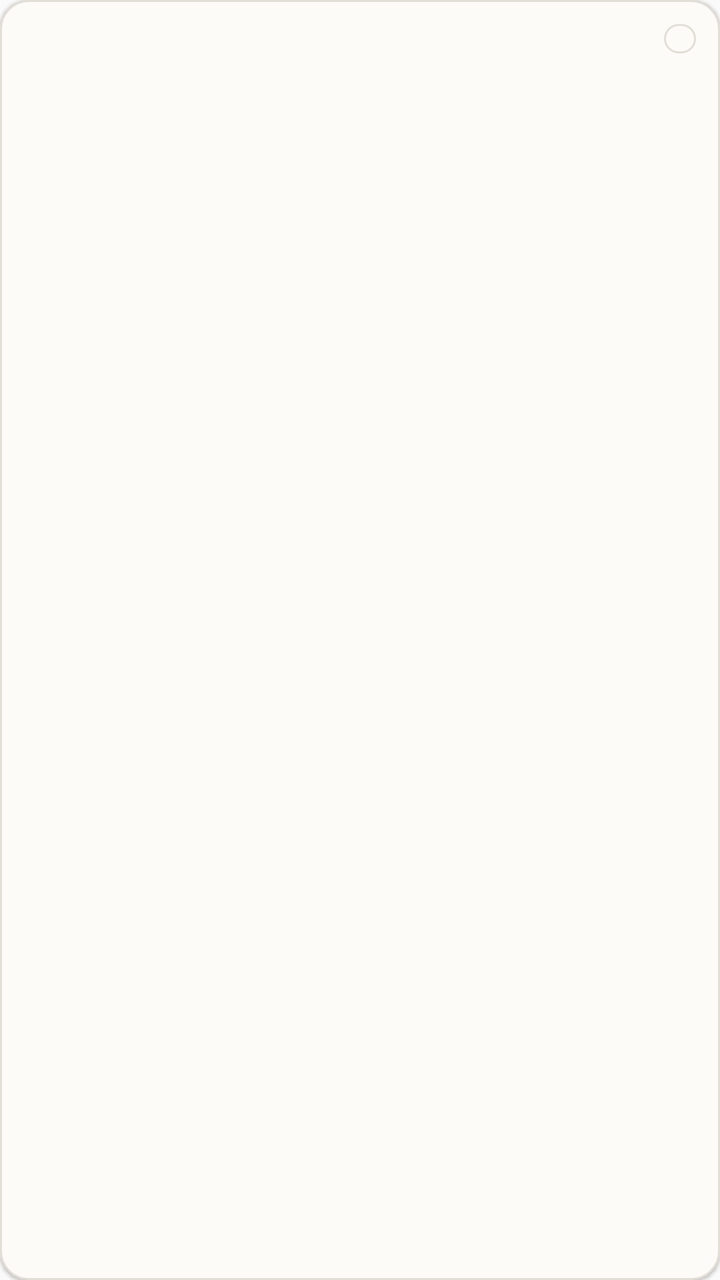
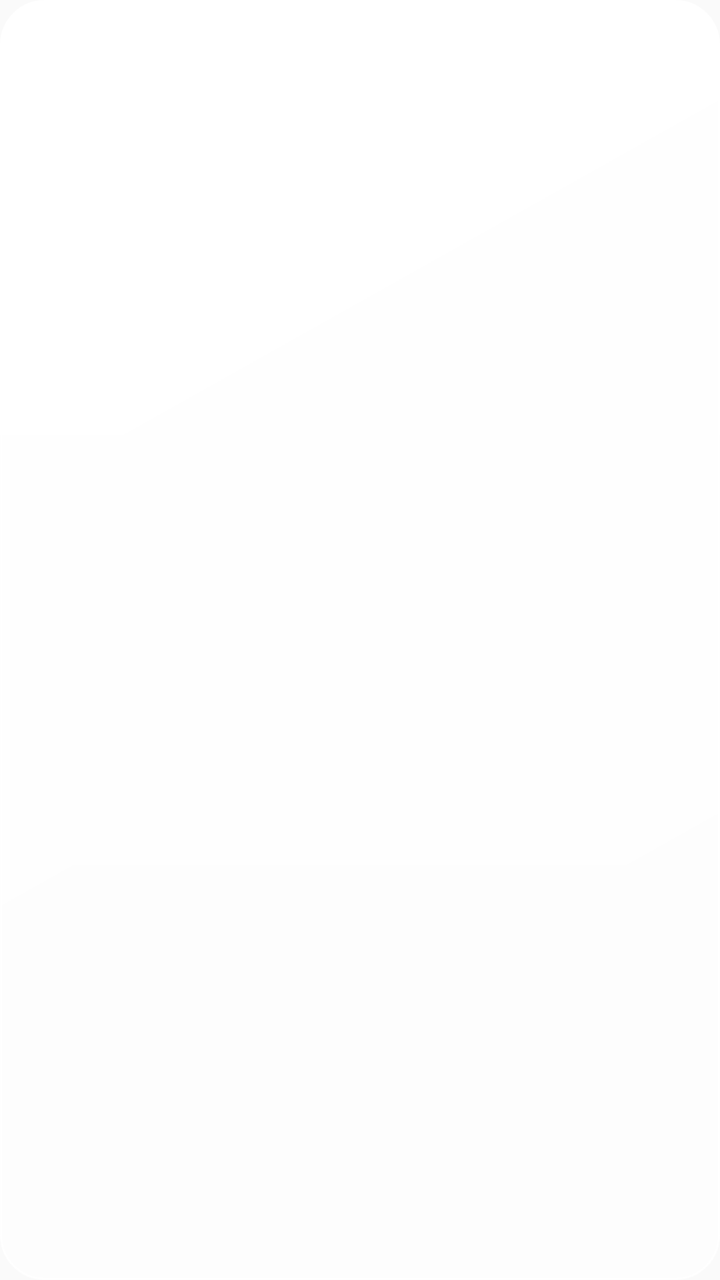

The first picture is an Android layout as it rendered before a commit; the second is the same layout after the commit. The layout source and the unified diff follow.
<!-- AndroidManifest.xml: application theme Theme.TreeLearn -->
<!-- res/layout/item_search_hit.xml -->
<?xml version="1.0" encoding="utf-8"?>
<LinearLayout xmlns:android="http://schemas.android.com/apk/res/android"
    android:id="@+id/hit_row"
    android:layout_width="match_parent"
    android:layout_height="wrap_content" android:layout_marginStart="@dimen/page_gutter"
    android:layout_marginTop="@dimen/space_s3" android:layout_marginEnd="@dimen/page_gutter"
    android:background="@drawable/bg_library_card" android:elevation="@dimen/card_elevation"
    android:clickable="true"
    android:focusable="true"
    android:minHeight="@dimen/touch_min"
    android:orientation="vertical"
    android:paddingStart="@dimen/space_s3"
    android:paddingTop="@dimen/space_s3"
    android:paddingEnd="@dimen/space_s3"
    android:paddingBottom="@dimen/space_s3">

    <LinearLayout android:layout_width="match_parent" android:layout_height="wrap_content"
        android:gravity="center_vertical" android:orientation="horizontal">

        <TextView android:id="@+id/hit_source_path" android:layout_width="0dp"
            android:layout_height="wrap_content" android:layout_weight="1"
            android:ellipsize="end" android:maxLines="1" android:textColor="@color/tl_ink3"
            android:textSize="@dimen/text_cap" />

        <TextView android:id="@+id/hit_archived_mark" android:layout_width="wrap_content"
            android:layout_height="wrap_content" android:layout_marginStart="@dimen/space_s2"
            android:background="@drawable/bg_chip" android:paddingStart="@dimen/space_s2"
            android:paddingEnd="@dimen/space_s2" android:text="@string/done_archived_mark"
            android:textColor="@color/tl_ink3" android:textSize="@dimen/text_cap"
            android:visibility="gone" />

        <TextView android:id="@+id/hit_field" android:layout_width="wrap_content"
            android:layout_height="wrap_content" android:layout_marginStart="@dimen/space_s2"
            android:background="@drawable/bg_chip" android:paddingStart="@dimen/space_s2"
            android:paddingEnd="@dimen/space_s2" android:textColor="@color/tl_green_deep"
            android:textSize="@dimen/text_cap" />
    </LinearLayout>

    <TextView
        android:id="@+id/hit_branch_title"
        android:layout_width="match_parent"
        android:layout_height="wrap_content"
        android:layout_marginTop="@dimen/space_s2"
        android:textColor="@color/tl_ink"
        android:fontFamily="serif" android:textSize="@dimen/text_h2"
        android:textStyle="bold" />

    <TextView
        android:id="@+id/hit_snippet"
        android:layout_width="match_parent"
        android:layout_height="wrap_content"
        android:layout_marginTop="@dimen/space_s2"
        android:ellipsize="end"
        android:maxLines="2"
        android:textColor="@color/tl_ink2"
        android:textSize="@dimen/text_sm" />
</LinearLayout>
<!-- resources referenced by this layout -->
<resources>
  <color name="tl_green_deep">#164027</color>
  <color name="tl_ink">#16241C</color>
  <color name="tl_ink2">#435449</color>
  <color name="tl_ink3">#627067</color>
  <dimen name="card_elevation">1dp</dimen>
  <dimen name="page_gutter">20dp</dimen>
  <dimen name="space_s2">8dp</dimen>
  <dimen name="space_s3">12dp</dimen>
  <dimen name="text_cap">11sp</dimen>
  <dimen name="text_h2">16sp</dimen>
  <dimen name="text_sm">13sp</dimen>
  <dimen name="touch_min">44dp</dimen>
  <!-- drawable bg_chip (drawable) -->
  <?xml version="1.0" encoding="utf-8"?>
  <ripple xmlns:android="http://schemas.android.com/apk/res/android"
      android:color="@color/ripple_control">
      <item>
          <shape android:shape="rectangle">
              <solid android:color="@color/tl_surface" />
              <stroke android:width="@dimen/hairline" android:color="@color/tl_line" />
              <corners android:radius="@dimen/radius_full" />
          </shape>
      </item>
      <item android:id="@android:id/mask">
          <shape android:shape="rectangle">
              <solid android:color="@android:color/white" />
              <corners android:radius="@dimen/radius_full" />
          </shape>
      </item>
  </ripple>
  <!-- drawable bg_library_card (drawable) -->
  <?xml version="1.0" encoding="utf-8"?>
  <shape xmlns:android="http://schemas.android.com/apk/res/android" android:shape="rectangle">
      <solid android:color="@color/tl_surface" />
      <stroke android:width="@dimen/hairline" android:color="@color/tl_line" />
      <corners android:radius="@dimen/radius_md" />
  </shape>
  <string name="done_archived_mark">已归档</string>
  <style name="Theme.TreeLearn" parent="@android:style/Theme.Material.Light.NoActionBar">
          
          <item name="android:fontFamily">sans-serif</item>
          <item name="android:colorPrimary">@color/tl_green</item>
          <item name="android:colorPrimaryDark">@color/tl_green_deep</item>
          <item name="android:colorAccent">@color/tl_green</item>
          <item name="android:colorControlHighlight">@color/ripple_control</item>
          <item name="android:windowBackground">@color/tl_bg</item>
          <item name="android:textColorPrimary">@color/tl_ink</item>
          <item name="android:textColorSecondary">@color/tl_ink2</item>
          <item name="android:textColorHint">@color/tl_ink3</item>
          <item name="android:statusBarColor">@color/tl_bg</item>
          <item name="android:windowLightStatusBar">true</item>
          
      </style>
  <color name="tl_surface">#FCFBF8</color>
  <dimen name="hairline">1dp</dimen>
  <color name="tl_line">#E2DFD6</color>
  <dimen name="radius_full">99dp</dimen>
  <dimen name="radius_md">14dp</dimen>
  <color name="tl_green">#2B6E45</color>
  <color name="tl_bg">#F4F1EB</color>
</resources>

<!-- the commit's change to res/layout/item_search_hit.xml (unified diff, before → after) -->
@@ -42,7 +42,7 @@
         android:layout_height="wrap_content"
         android:layout_marginTop="@dimen/space_s2"
         android:textColor="@color/tl_ink"
-        android:fontFamily="serif" android:textSize="@dimen/text_h2"
+        android:textSize="@dimen/text_h2"
         android:textStyle="bold" />
 
     <TextView
<!-- resource entries referenced after the edit -->
@@ -16,13 +16,7 @@
   <?xml version="1.0" encoding="utf-8"?>
   <ripple xmlns:android="http://schemas.android.com/apk/res/android"
       android:color="@color/ripple_control">
-      <item>
-          <shape android:shape="rectangle">
-              <solid android:color="@color/tl_surface" />
-              <stroke android:width="@dimen/hairline" android:color="@color/tl_line" />
-              <corners android:radius="@dimen/radius_full" />
-          </shape>
-      </item>
+      <item android:drawable="@drawable/bg_glass_chip" />
       <item android:id="@android:id/mask">
           <shape android:shape="rectangle">
               <solid android:color="@android:color/white" />
@@ -32,11 +26,9 @@
   </ripple>
   <!-- drawable bg_library_card (drawable) -->
   <?xml version="1.0" encoding="utf-8"?>
-  <shape xmlns:android="http://schemas.android.com/apk/res/android" android:shape="rectangle">
-      <solid android:color="@color/tl_surface" />
-      <stroke android:width="@dimen/hairline" android:color="@color/tl_line" />
-      <corners android:radius="@dimen/radius_md" />
-  </shape>
+  <layer-list xmlns:android="http://schemas.android.com/apk/res/android">
+      <item android:drawable="@drawable/bg_glass_card" />
+  </layer-list>
   <string name="done_archived_mark">已归档</string>
   <style name="Theme.TreeLearn" parent="@android:style/Theme.Material.Light.NoActionBar">
           
@@ -49,16 +41,56 @@
           <item name="android:textColorPrimary">@color/tl_ink</item>
           <item name="android:textColorSecondary">@color/tl_ink2</item>
           <item name="android:textColorHint">@color/tl_ink3</item>
-          <item name="android:statusBarColor">@color/tl_bg</item>
+          <item name="android:statusBarColor">@color/tl_mist_base</item>
           <item name="android:windowLightStatusBar">true</item>
           
       </style>
-  <color name="tl_surface">#FCFBF8</color>
+  <!-- drawable bg_glass_chip (drawable) -->
+  <?xml version="1.0" encoding="utf-8"?>
+  <layer-list xmlns:android="http://schemas.android.com/apk/res/android">
+      <item>
+          <shape android:shape="rectangle">
+              <gradient
+                  android:angle="315"
+                  android:endColor="@color/glass_card_lo"
+                  android:startColor="@color/glass_card" />
+              <stroke android:width="@dimen/hairline" android:color="@color/glass_edge" />
+              <corners android:radius="@dimen/radius_full" />
+          </shape>
+      </item>
+  </layer-list>
   <dimen name="hairline">1dp</dimen>
-  <color name="tl_line">#E2DFD6</color>
+  <color name="glass_edge">#E0FFFFFF</color>
+  <color name="glass_sheen">#80FFFFFF</color>
+  <dimen name="radius_xl">22dp</dimen>
   <dimen name="radius_full">99dp</dimen>
-  <dimen name="radius_md">14dp</dimen>
+  <!-- drawable bg_glass_card (drawable) -->
+  <?xml version="1.0" encoding="utf-8"?>
+  <layer-list xmlns:android="http://schemas.android.com/apk/res/android">
+      <item>
+          <shape android:shape="rectangle">
+              <gradient
+                  android:angle="270"
+                  android:endColor="@android:color/transparent"
+                  android:startColor="@color/glass_sheen" />
+              <corners android:radius="@dimen/radius_xl" />
+          </shape>
+      </item>
+      <item>
+          <shape android:shape="rectangle">
+              <gradient
+                  android:angle="315"
+                  android:endColor="@color/glass_card_lo"
+                  android:startColor="@color/glass_card" />
+              <stroke android:width="@dimen/hairline" android:color="@color/glass_edge" />
+              <corners android:radius="@dimen/radius_xl" />
+          </shape>
+      </item>
+  </layer-list>
   <color name="tl_green">#2B6E45</color>
   <color name="tl_bg">#F4F1EB</color>
+  <color name="tl_mist_base">#EDEDE4</color>
+  <color name="glass_card_lo">#7FFFFFFF</color>
+  <color name="glass_card">#DBFFFFFF</color>
 </resources>
 
